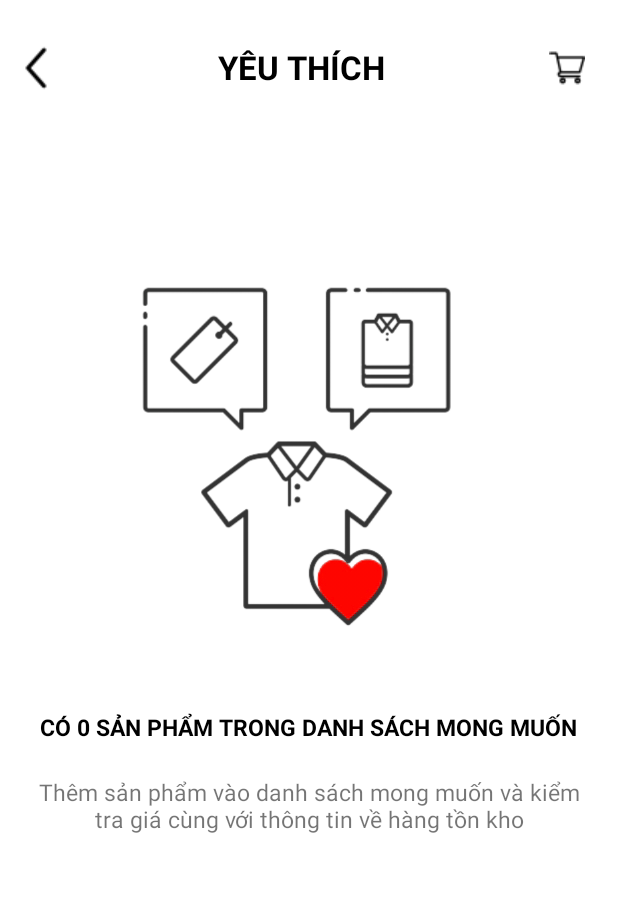
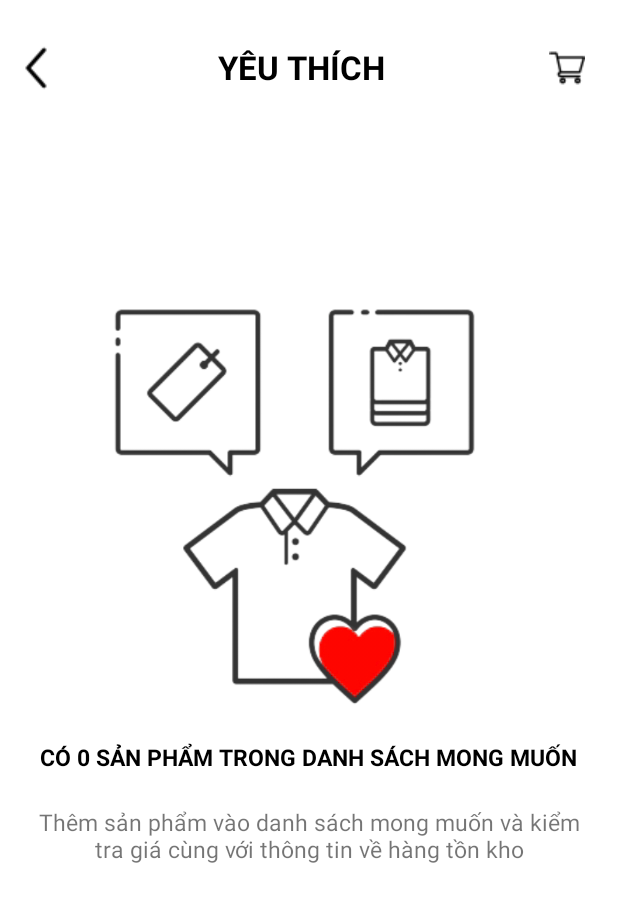
Before and after one commit to tuyetlnhh/mobile_app_lena, an Android app: the layout fragment_favourite.xml on its own in the app's theme, with its tools: preview values and no code run, on a phone screen of 412 x 824 dp. Shown: the top 902 px of the screen. Run offline under Robolectric (Android 15) with nearby library versions, the phone set to English and light mode, and no system bars.

Commit message:
add some scrollview page

```diff
--- a/app/src/main/res/layout/activity_splash.xml
+++ b/app/src/main/res/layout/activity_splash.xml
@@ -6,9 +6,10 @@
 
     <ImageView
         android:id="@+id/logo_imageview"
-        android:layout_width="wrap_content"
-        android:layout_height="wrap_content"
+        android:layout_width="match_parent"
+        android:layout_height="match_parent"
         android:layout_centerInParent="true"
+        android:scaleType="centerCrop"
         android:src="@drawable/intro"/>
 
 </RelativeLayout>
--- a/app/src/main/res/layout/fragment_favourite.xml
+++ b/app/src/main/res/layout/fragment_favourite.xml
@@ -14,7 +14,6 @@
         android:orientation="horizontal"
         app:layout_constraintTop_toTopOf="parent"
         android:layout_marginEnd="10dp">
-
         <ImageButton
             android:id="@+id/btnBack"
             android:layout_width="0dp"
@@ -46,50 +45,60 @@
 
     </LinearLayout>
 
+    <LinearLayout
+        android:layout_width="match_parent"
+        android:layout_height="wrap_content"
+        android:orientation="vertical"
+        app:layout_constraintBottom_toBottomOf="parent"
+        app:layout_constraintEnd_toEndOf="parent"
+        app:layout_constraintStart_toStartOf="parent"
+        app:layout_constraintTop_toBottomOf="@+id/nav_bar"
+        app:layout_constraintVertical_bias="0.2">
+
+        <ScrollView
+            android:layout_width="match_parent"
+            android:layout_height="match_parent">
+
+            <LinearLayout
+                android:layout_width="match_parent"
+                android:layout_height="match_parent"
+                android:layout_marginLeft="20dp"
+                android:layout_marginRight="20dp"
+                android:gravity="center"
+                android:orientation="vertical">
+
                 <ImageView
                     android:id="@+id/imageView"
                     android:layout_width="wrap_content"
-        android:layout_height="300dp"
+                    android:layout_height="350dp"
                     android:src="@drawable/fav"
                     app:layout_constraintBottom_toBottomOf="parent"
                     app:layout_constraintEnd_toEndOf="parent"
                     app:layout_constraintStart_toStartOf="parent"
-        app:layout_constraintTop_toTopOf="parent"
-        app:layout_constraintVertical_bias="0.261" />
+                    app:layout_constraintTop_toTopOf="parent" />
 
-    <LinearLayout
-        android:layout_width="match_parent"
-        android:layout_height="wrap_content"
-        app:layout_constraintBottom_toBottomOf="parent"
-        app:layout_constraintEnd_toEndOf="parent"
-        android:layout_marginRight="20dp"
-        android:layout_marginLeft="20dp"
-        android:orientation="vertical"
-        android:gravity="center"
-        app:layout_constraintHorizontal_bias="0.0"
-        app:layout_constraintStart_toStartOf="parent"
-        app:layout_constraintTop_toBottomOf="@+id/imageView"
-        app:layout_constraintVertical_bias="0.117" >
                 <TextView
                     android:id="@+id/numFav"
                     android:layout_width="wrap_content"
-            android:textAlignment= "center"
+                    android:layout_height="wrap_content"
+                    android:padding="2dp"
+                    android:text="@string/numFav"
+                    android:textAlignment="center"
+                    android:textColor="@color/black"
                     android:textSize="7pt"
-            android:padding="2dp"
-            android:textStyle="bold"
-            android:layout_height="wrap_content"
-            android:textColor="@color/black"
-            android:text="@string/numFav" />
+                    android:textStyle="bold" />
+
                 <TextView
                     android:id="@+id/hintFav"
                     android:layout_width="wrap_content"
                     android:layout_height="wrap_content"
                     android:layout_marginTop="20dp"
                     android:layout_weight="1"
-            android:textSize="7pt"
                     android:backgroundTint="@color/red"
-            android:textAlignment= "center"
-            android:text="@string/hintFav" />
+                    android:text="@string/hintFav"
+                    android:textAlignment="center"
+                    android:textSize="7pt" />
             </LinearLayout>
-
+        </ScrollView>
+    </LinearLayout>
 </androidx.constraintlayout.widget.ConstraintLayout>
--- a/app/src/main/res/layout/fragment_home.xml
+++ b/app/src/main/res/layout/fragment_home.xml
@@ -47,7 +47,6 @@
             app:srcCompat="@drawable/bell" />
 
     </LinearLayout>
-
     <androidx.constraintlayout.widget.ConstraintLayout
         android:layout_width="match_parent"
         android:layout_height="0dp"
--- a/app/src/main/res/values/styles.xml
+++ b/app/src/main/res/values/styles.xml
@@ -2,6 +2,9 @@
 <resources>
     <style name="SplashTheme" parent="Theme.AppCompat.Light.NoActionBar">
         <item name="android:windowBackground">@drawable/intro</item>
+        <item name="android:layout_width">match_parent</item>
+        <item name="android:layout_height">match_parent</item>
+        <item name="android:scaleType">centerCrop</item>
     </style>
     <style name="len">
         <item name="android:textSize">50sp</item>
```
Also changed, not shown: app/src/main/res/layout/fragment_qr.xml (+24 -13 lines), app/src/main/res/drawable/intro.png. Lines whose indentation alone changed are shown as unchanged.
